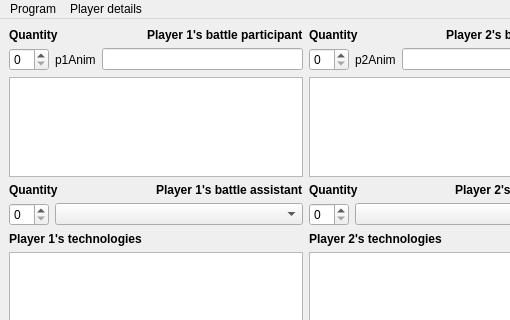
Old version of the form AoE2_Calculator-master/mainwindow.ui in the repository ProjectsKoryHasWorkedOn/2023-2024_AoE_II_Board_Game_Combat_Results_Calculator_Reworked; both pictures show x 0 to 510 and y 0 to 320 of the 611 by 754 pixel window.
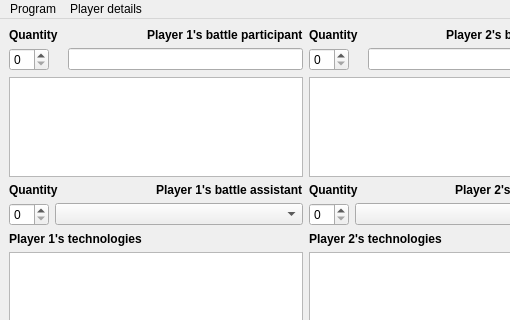
New version of the form.

The edit to the form file:
```diff
--- a/AoE2_Calculator-master/mainwindow.ui
+++ b/AoE2_Calculator-master/mainwindow.ui
@@ -335,7 +335,7 @@
                  </size>
                 </property>
                 <property name="text">
-                 <string>p1Anim</string>
+                 <string/>
                 </property>
                </widget>
               </item>
@@ -429,7 +429,7 @@
                  </size>
                 </property>
                 <property name="text">
-                 <string>p2Anim</string>
+                 <string/>
                 </property>
                </widget>
               </item>
```
